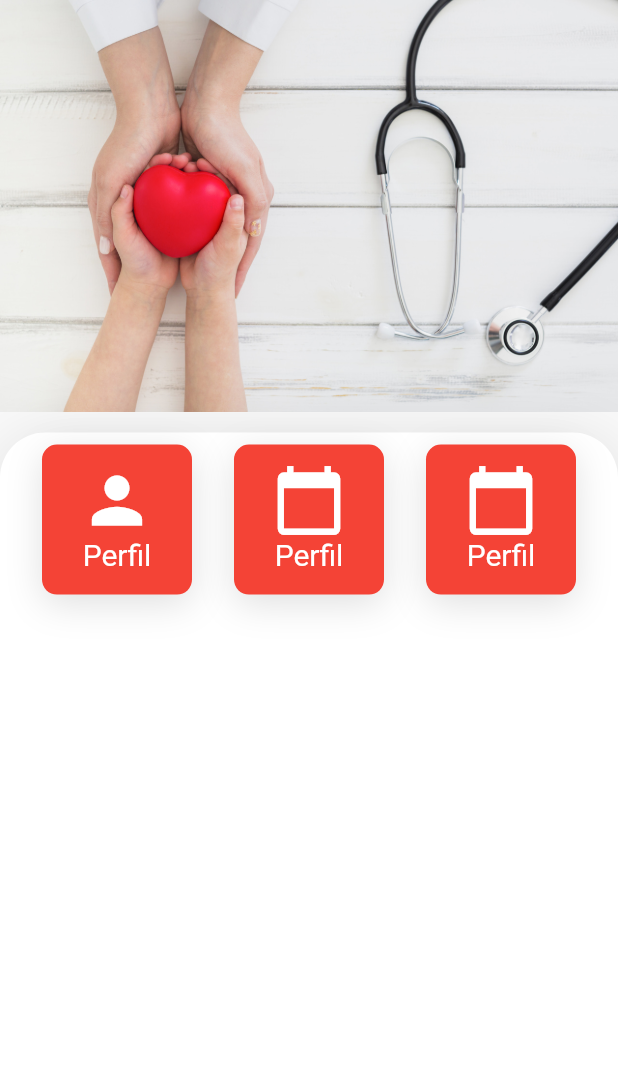
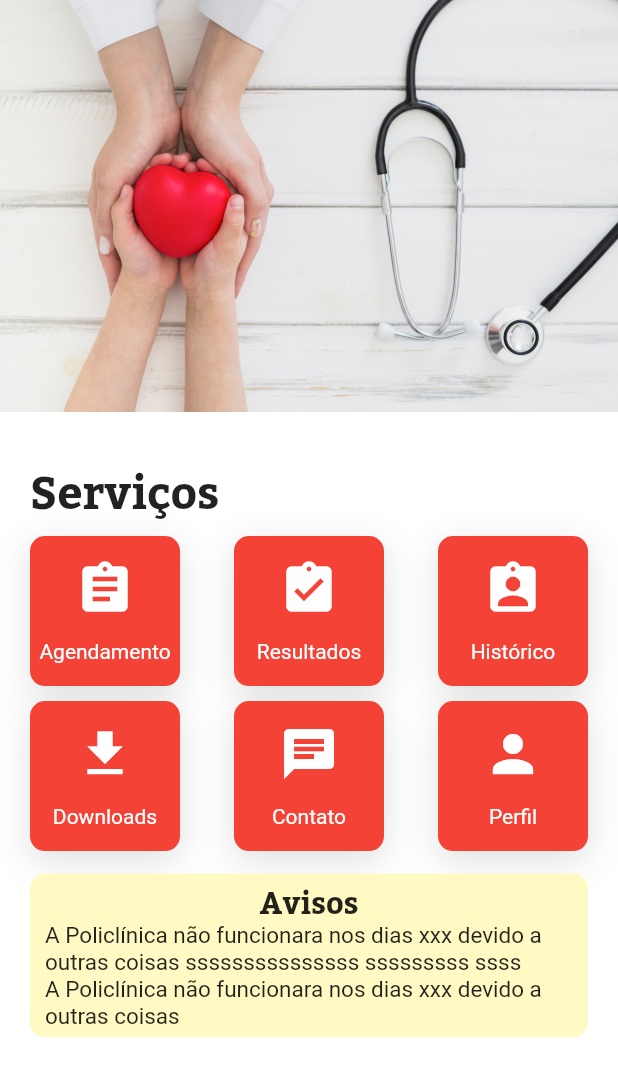
Before and after one commit to Pablofr10/Projeto-TCC, a Flutter app: the screen it shows after launch, after a tap on "Entrar", on a phone screen of 412 x 824 dp. Shown: the top 1076 px of the screen. Run offline on Flutter 3.47's test engine with Material 2 defaults, Android fonts, the phone set to English and light mode, and no system bars; network calls fail.

Commit message:
ajustustes na home page e adicinando historico

```diff
--- a/lib/ui/telas/home_tela.dart
+++ b/lib/ui/telas/home_tela.dart
@@ -1,4 +1,5 @@
 import 'package:flutter/material.dart';
+import 'package:projeto_tcc/ui/telas/historico_tela.dart';
 import 'package:projeto_tcc/ui/telas/login_page.dart';
 import 'package:projeto_tcc/ui/widgets/quad_widgets.dart';
 
@@ -15,6 +16,9 @@ class _HomePageState extends State<HomePage> {
 
     return Material(
       child: Container(
+        decoration: BoxDecoration(
+          color: Colors.white,
+        ),
         child: Stack(
           children: <Widget>[
             Container(
@@ -25,6 +29,7 @@ class _HomePageState extends State<HomePage> {
                 height: size.height / 2 * 1.3,
                 width: size.width,
                 bottom: 0,
+                child: SingleChildScrollView(
                   child: Container(
                     decoration: BoxDecoration(
                       color: Colors.white,
@@ -32,28 +37,85 @@ class _HomePageState extends State<HomePage> {
                         topRight: Radius.circular(30),
                         topLeft: Radius.circular(30),
                       ),
-                      boxShadow: [
-                        BoxShadow(
-                          color: Colors.black12,
-                          offset: Offset(1.0, 6.0),
-                          blurRadius: 40.0,
-                        )
-                      ]),
+                    ),
                     child: Padding(
-                    padding: const EdgeInsets.only(top: 8.0),
+                      padding:
+                          const EdgeInsets.only(top: 8.0, right: 20, left: 20),
                       child: Column(
                         children: <Widget>[
+                          Container(
+                            padding: EdgeInsets.only(bottom: 10, top: 10),
+                            alignment: Alignment.bottomLeft,
+                            child: Text(
+                              'Serviços',
+                              style: TextStyle(
+                                  fontSize: 30,
+                                  fontFamily: 'Bitter',
+                                  fontWeight: FontWeight.bold),
+                            ),
+                          ),
                           Row(
-                          mainAxisAlignment: MainAxisAlignment.spaceEvenly,
+                            mainAxisAlignment: MainAxisAlignment.spaceBetween,
                             children: <Widget>[
-                            QuadWidgets(Icons.person, 'Perfil', LoginPage()),
                               QuadWidgets(
-                                Icons.calendar_today, 'Perfil', LoginPage()),
+                                  Icons.assignment, 'Agendamento', LoginPage()),
+                              QuadWidgets(Icons.assignment_turned_in,
+                                  'Resultados', LoginPage()),
+                              QuadWidgets(Icons.assignment_ind, 'Histórico',
+                                  HistoricoPage())
+                            ],
+                          ),
+                          SizedBox(
+                            height: 10,
+                          ),
+                          Row(
+                            mainAxisAlignment: MainAxisAlignment.spaceBetween,
+                            children: <Widget>[
+                              QuadWidgets(Icons.file_download, 'Downloads',
+                                  LoginPage()),
                               QuadWidgets(
-                                Icons.calendar_today, 'Perfil', LoginPage())
+                                  Icons.chat, 'Contato', HistoricoPage()),
+                              QuadWidgets(Icons.person, 'Perfil', LoginPage())
                             ],
+                          ),
+                          SizedBox(height: 15),
+                          Container(
+                            width: size.width,
+                            decoration: BoxDecoration(
+                              color: Colors.yellow[100],
+                              borderRadius: BorderRadius.circular(10),
+                            ),
+                            padding: EdgeInsets.symmetric(
+                                horizontal: 10, vertical: 5),
+                            child: Column(
+                              children: <Widget>[
+                                Text('Avisos',
+                                    style: TextStyle(
+                                        fontSize: 20,
+                                        fontFamily: 'Bitter',
+                                        fontWeight: FontWeight.bold)),
+                                Container(
+                                  width: size.width,
+                                  child: Column(
+                                    crossAxisAlignment:
+                                        CrossAxisAlignment.stretch,
+                                    children: <Widget>[
+                                      Text(
+                                        'A Policlínica não funcionara nos dias xxx devido a outras coisas sssssssssssssss sssssssss ssss',
+                                        style: TextStyle(fontSize: 15),
+                                      ),
+                                      Text(
+                                        'A Policlínica não funcionara nos dias xxx devido a outras coisas',
+                                        style: TextStyle(fontSize: 15),
+                                      ),
+                                    ],
+                                  ),
                                 )
                               ],
+                            ),
+                          )
+                        ],
+                      ),
                     ),
                   ),
                 ))
--- a/lib/ui/widgets/quad_widgets.dart
+++ b/lib/ui/widgets/quad_widgets.dart
@@ -12,7 +12,7 @@ class QuadWidgets extends StatelessWidget {
     return Container(
       width: 100,
       height: 100,
-      padding: EdgeInsets.all(12),
+      padding: EdgeInsets.all(2),
       decoration: BoxDecoration(
           color: Colors.red,
           borderRadius: BorderRadius.circular(10),
@@ -25,15 +25,16 @@ class QuadWidgets extends StatelessWidget {
           ]),
       child: GestureDetector(
         child: Column(
+          mainAxisAlignment: MainAxisAlignment.spaceEvenly,
           children: <Widget>[
             Icon(
               icon,
               color: Colors.white,
-              size: 50,
+              size: 40,
             ),
             Text(
               name,
-              style: TextStyle(color: Colors.white, fontSize: 20),
+              style: TextStyle(color: Colors.white, fontSize: 14),
             )
           ],
         ),
```
Also changed, not shown: lib/ui/telas/historico_tela.dart (added, +53 -0 lines), pubspec.yaml (+6 -6 lines), assets/fonts/Bitter-Bold.ttf (added), assets/fonts/Bitter-Regular.ttf (added), assets/fonts/Bitter-RegularItalic.ttf (added). Lines whose indentation alone changed are shown as unchanged.
